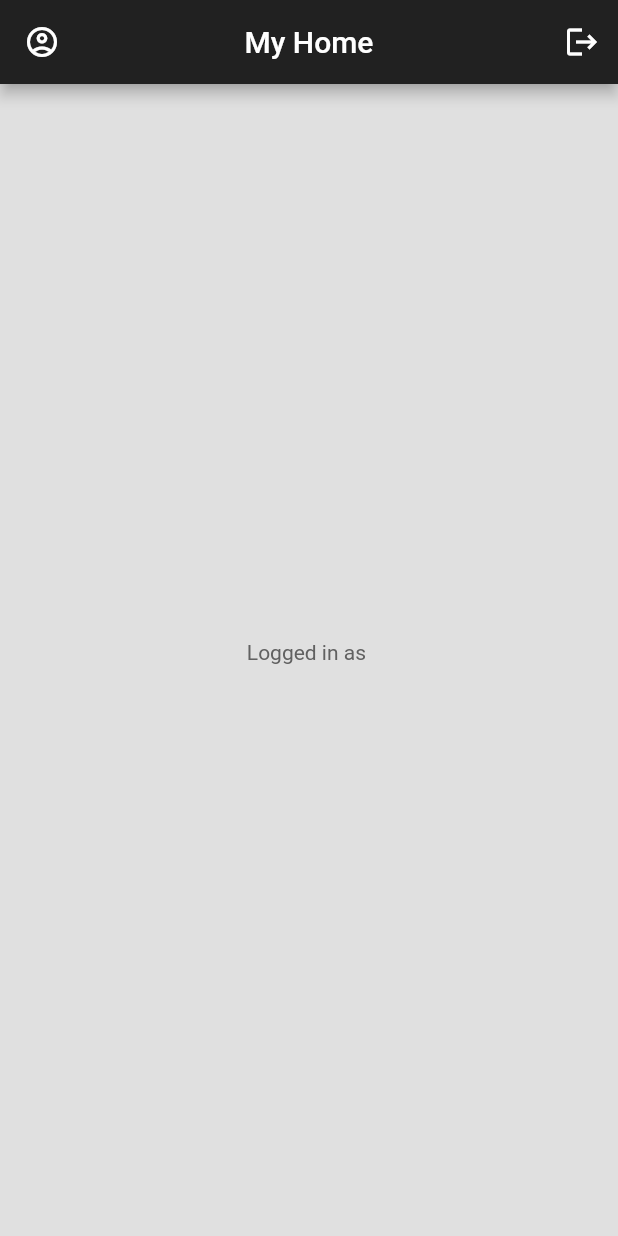
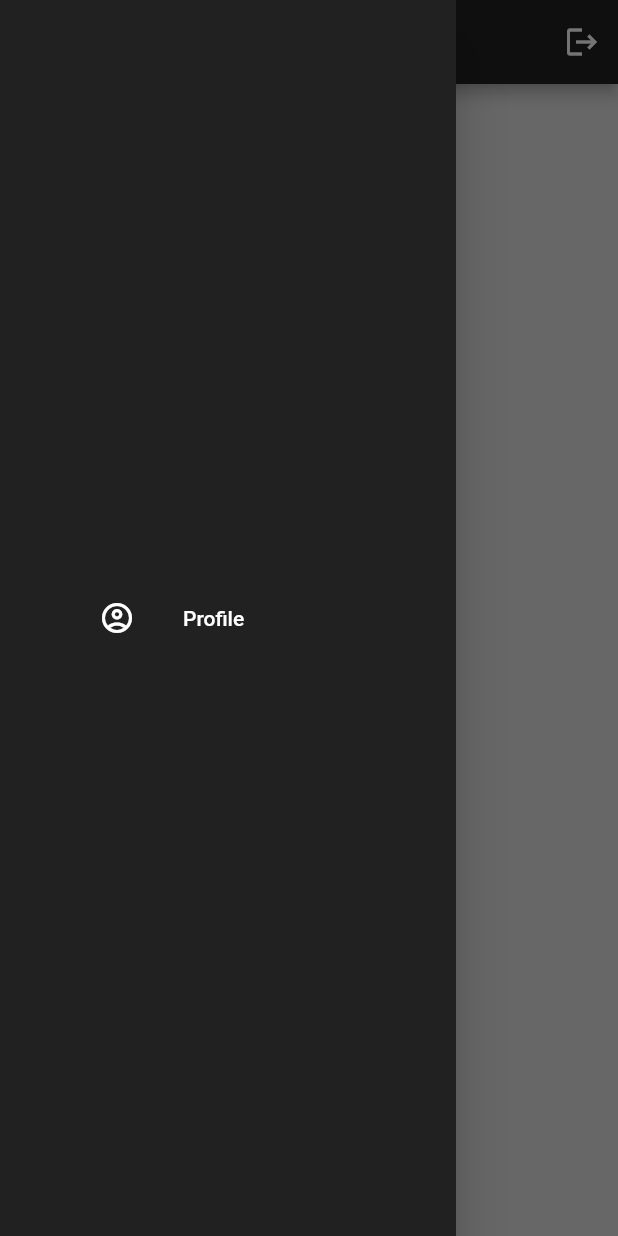
Before and after one commit to raedbgr/auth_login, a Flutter app: the screen it shows once a user with an empty profile is signed in, with the side drawer open (before the commit the screen has no drawer), on a phone screen of 412 x 824 dp. Run offline on Flutter 3.47's test engine with Material 2 defaults, Android fonts, the phone set to English and light mode, and no system bars; our stand-ins replace animated_text_kit, firebase_auth, firebase_core, get; accounts and stored records are empty.

Commit message:
- Bug Fixes

```diff
--- a/lib/home/home_page.dart
+++ b/lib/home/home_page.dart
@@ -1,4 +1,4 @@
-import 'package:auth_login/auth/login_page.dart';
+import 'package:auth_login/home/profile.dart';
 import 'package:firebase_auth/firebase_auth.dart';
 import 'package:flutter/material.dart';
 import 'package:get/get.dart';
@@ -19,10 +19,6 @@ class _HomePageState extends State<HomePage> {
         centerTitle: true,
         title: const Text('My Home'),
         backgroundColor: Colors.grey.shade900,
-        leading: IconButton(
-            onPressed: () {},
-            icon: Icon(Icons.account_circle_outlined)
-        ),
         actions: [
           IconButton(
               onPressed: () async {
@@ -34,8 +30,28 @@ class _HomePageState extends State<HomePage> {
                 await FirebaseAuth.instance.signOut();
                 Navigator.pop(context);
               },
-              icon: Icon(Icons.logout))
+              icon: const Icon(Icons.logout))
         ],
+      ),
+      drawer: Drawer(
+        backgroundColor: Colors.grey.shade900,
+        child: Center(
+          child: Padding(
+              padding: EdgeInsets.symmetric(horizontal: 50),
+            child: Column(
+              mainAxisAlignment: MainAxisAlignment.center,
+              children: [
+                ListTile(
+                  leading: Icon(Icons.account_circle_outlined, color: Colors.white,),
+                  title: Text('Profile', style: TextStyle(color: Colors.white),),
+                  onTap: () {
+                    Get.to(Profile());
+                  },
+                )
+              ],
+            ),
+          ),
+        ),
       ),
       body: Center(
         child: Padding(
```
Also changed, not shown: lib/home/profile.dart (added, +20 -0 lines).
